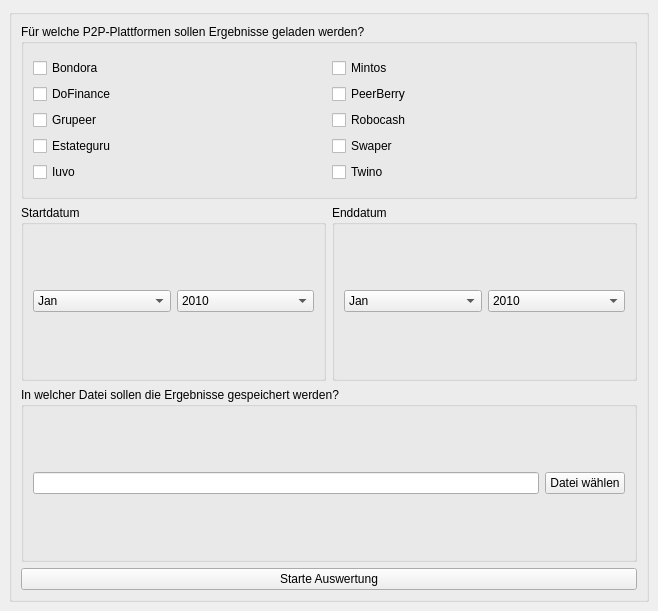
Ceystyle/easyp2p, file ui/main_window.ui: the form before one commit.
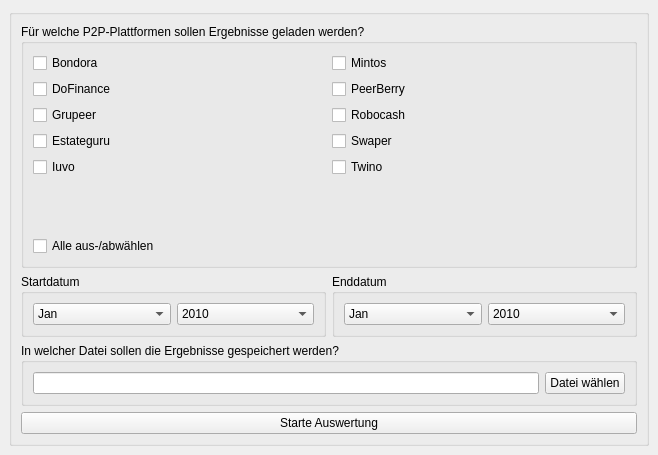
The form after the commit.

Commit message: Include check box for de-/selecting all platforms at once

```diff
--- a/ui/main_window.ui
+++ b/ui/main_window.ui
@@ -7,7 +7,7 @@
     <x>0</x>
     <y>0</y>
     <width>658</width>
-    <height>611</height>
+    <height>455</height>
    </rect>
   </property>
   <property name="windowTitle">
@@ -101,6 +101,26 @@
                 </property>
                </widget>
               </item>
+              <item row="6" column="0">
+               <widget class="QCheckBox" name="checkBox_select_all">
+                <property name="text">
+                 <string>Alle aus-/abwählen</string>
+                </property>
+               </widget>
+              </item>
+              <item row="5" column="0">
+               <spacer name="verticalSpacer">
+                <property name="orientation">
+                 <enum>Qt::Vertical</enum>
+                </property>
+                <property name="sizeHint" stdset="0">
+                 <size>
+                  <width>20</width>
+                  <height>40</height>
+                 </size>
+                </property>
+               </spacer>
+              </item>
              </layout>
             </item>
            </layout>
```
Left out of the diff: 2 changed lines with no effect on the pictures. The commit also changes 2 other files.
